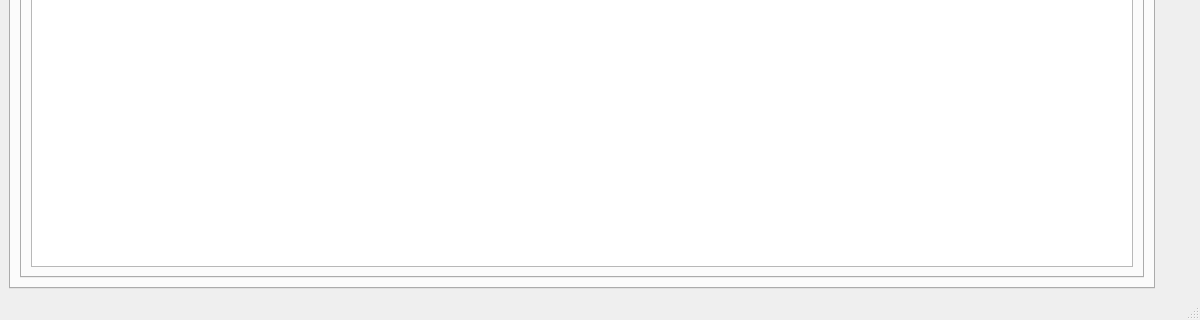
Qt form gui/src/mainwindow.ui (ishmaelaqsar/matching-engine) before a commit; both pictures show x 0 to 1200 and y 480 to 800 of the 1200 by 800 pixel window.
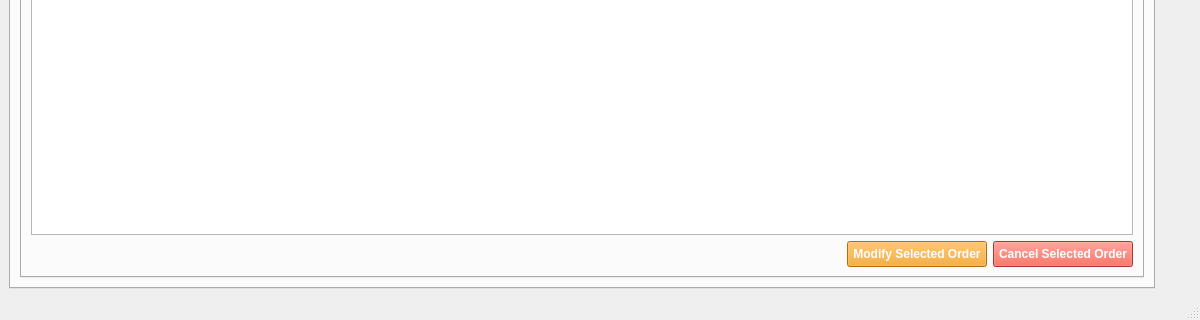
The same form after that commit.

Commit message: cleanup pointers and add modify support to GUI

Patch:
```diff
--- a/gui/src/mainwindow.ui
+++ b/gui/src/mainwindow.ui
@@ -196,6 +196,59 @@
                                                                     </property>
                                                                 </column>
                                                             </widget>
+                                                        </item>
+                                                        <item>
+                                                            <layout class="QHBoxLayout" name="orderActionsLayout">
+                                                                <item>
+                                                                    <spacer name="horizontalSpacer">
+                                                                        <property name="orientation">
+                                                                            <enum>Qt::Horizontal</enum>
+                                                                        </property>
+                                                                        <property name="sizeHint" stdset="0">
+                                                                            <size>
+                                                                                <width>40</width>
+                                                                                <height>20</height>
+                                                                            </size>
+                                                                        </property>
+                                                                    </spacer>
+                                                                </item>
+                                                                <item>
+                                                                    <widget class="QPushButton"
+                                                                            name="modifyOrderButton">
+                                                                        <property name="toolTip">
+                                                                            <string>Modify the price/quantity of the
+                                                                                selected order
+                                                                            </string>
+                                                                        </property>
+                                                                        <property name="styleSheet">
+                                                                            <string notr="true">background-color:
+                                                                                #f39c12; color: white; font-weight:
+                                                                                bold; padding: 5px;
+                                                                            </string>
+                                                                        </property>
+                                                                        <property name="text">
+                                                                            <string>Modify Selected Order</string>
+                                                                        </property>
+                                                                    </widget>
+                                                                </item>
+                                                                <item>
+                                                                    <widget class="QPushButton"
+                                                                            name="cancelOrderButton">
+                                                                        <property name="toolTip">
+                                                                            <string>Cancel the selected order</string>
+                                                                        </property>
+                                                                        <property name="styleSheet">
+                                                                            <string notr="true">background-color:
+                                                                                #e74c3c; color: white; font-weight:
+                                                                                bold; padding: 5px;
+                                                                            </string>
+                                                                        </property>
+                                                                        <property name="text">
+                                                                            <string>Cancel Selected Order</string>
+                                                                        </property>
+                                                                    </widget>
+                                                                </item>
+                                                            </layout>
                                                         </item>
                                                     </layout>
                                                 </widget>
```
Left out of the diff: 14 changed lines with no effect on the pictures. The commit also changes 25 other files.
